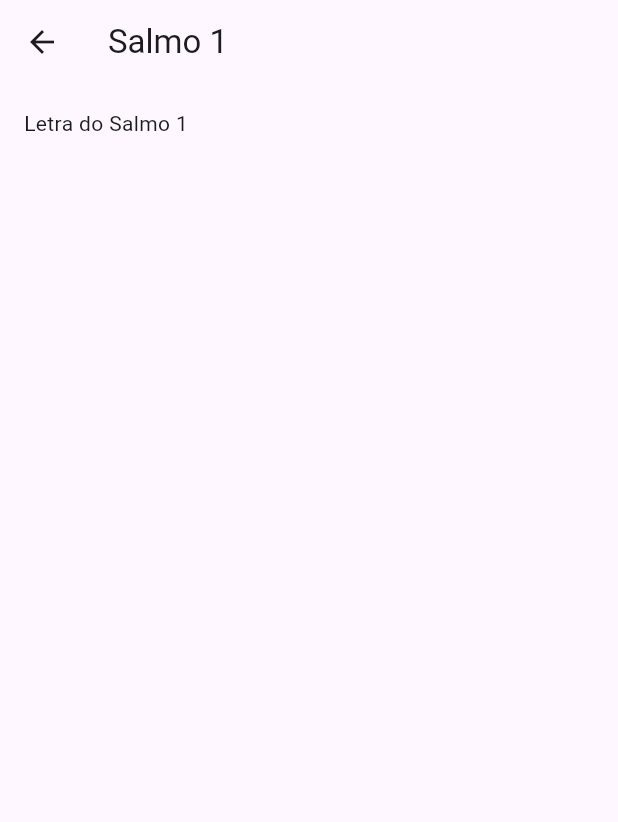
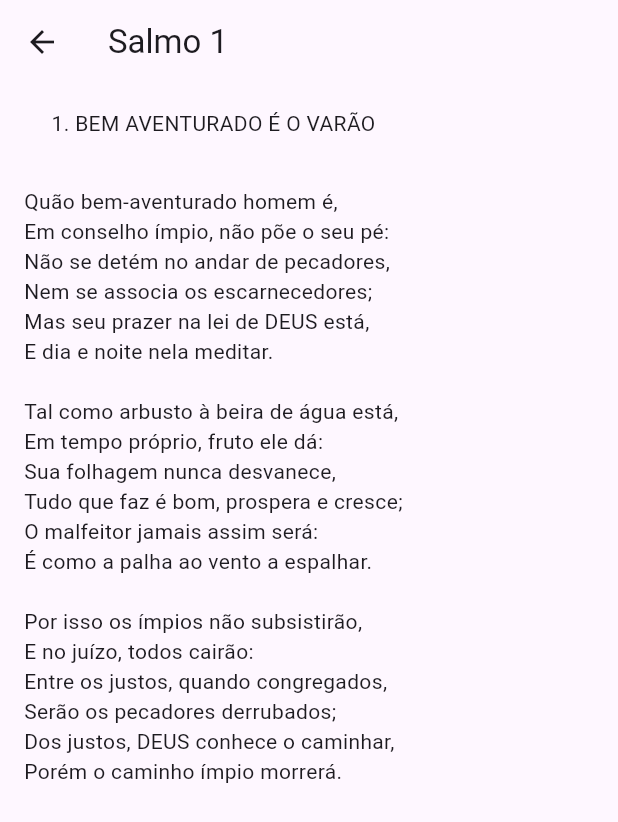
Before and after one commit to mateusmeloxyz/salterio, a Flutter app: the screen it shows after launch, after a tap on "Salmo 1", on a phone screen of 412 x 824 dp. Shown: the top 822 px of the screen. Run offline on Flutter 3.47's test engine with Material 3 defaults, Android fonts, the light colour scheme and no system bars.

Commit message:
Move salmos to another file; add salmo 1

```diff
--- a/lib/main.dart
+++ b/lib/main.dart
@@ -1,19 +1,5 @@
 import 'package:flutter/material.dart';
-
-class Salmo {
-  final String title;
-  final String description;
-
-  const Salmo(this.title, this.description);
-}
-
-final salmos = List.generate(
-  150,
-  (i) => Salmo(
-    'Salmo ${i + 1}',
-    'Letra do Salmo ${i + 1}',
-  ),
-);
+import "/salmos.dart";
 
 void main() {
   runApp(
@@ -61,12 +47,12 @@ class SalmosScreen extends StatelessWidget {
             title: Text(salmos[index].title),
             // When a user taps the ListTile, navigate to the DeailScreen.
             // Notice that you're not only creating a DetailScreen, you're
-            // also passing the current todo through to it.
+            // also passing the current salmo through to it.
             onTap: () {
               Navigator.push(
                 context,
                 MaterialPageRoute(
-                  builder: (context) => DetailScreen(todo: salmos[index]),
+                  builder: (context) => DetailScreen(salmo: salmos[index]),
                 ),
               );
             },
@@ -79,21 +65,31 @@ class SalmosScreen extends StatelessWidget {
 
 class DetailScreen extends StatelessWidget {
   // In the constructor, require a Salmo
-  const DetailScreen({super.key, required this.todo});
+  const DetailScreen({super.key, required this.salmo});
 
   // Declare a field that holds the Salmo.
-  final Salmo todo;
+  final Salmo salmo;
 
   @override
   Widget build(BuildContext context) {
     // Use the Salmo to create the UI.
     return Scaffold(
       appBar: AppBar(
-        title: Text(todo.title),
+        title: Text(salmo.title),
       ),
-      body: Padding(
-        padding: const EdgeInsets.all(16),
-        child: Text(todo.description),
+      body: SingleChildScrollView(
+        child: Column(
+          children: [
+            Padding(
+              padding: const EdgeInsets.all(16),
+              child: Text(salmo.subtitle),
+            ),
+            Padding(
+              padding: const EdgeInsets.all(16),
+              child: Text(salmo.description),
+            ),
+          ],
+        ),
       ),
     );
   }
--- /dev/null
+++ b/lib/salmos.dart
@@ -0,0 +1,33 @@
+class Salmo {
+  final String title;
+  final String subtitle;
+  final String description;
+
+  const Salmo(this.title, this.subtitle, this.description);
+}
+
+List<Salmo> salmos = [
+  const Salmo("Salmo 1",
+  "1. BEM AVENTURADO É O VARÃO",
+  """Quão bem-aventurado homem é,
+Em conselho ímpio, não põe o seu pé:
+Não se detém no andar de pecadores,
+Nem se associa os escarnecedores;
+Mas seu prazer na lei de DEUS está,
+E dia e noite nela meditar.
+
+Tal como arbusto à beira de água está,
+Em tempo próprio, fruto ele dá:
+Sua folhagem nunca desvanece,
+Tudo que faz é bom, prospera e cresce;
+O malfeitor jamais assim será:
+É como a palha ao vento a espalhar.
+
+Por isso os ímpios não subsistirão,
+E no juízo, todos cairão:
+Entre os justos, quando congregados,
+Serão os pecadores derrubados;
+Dos justos, DEUS conhece o caminhar,
+Porém o caminho ímpio morrerá.
+"""),
+];
```
